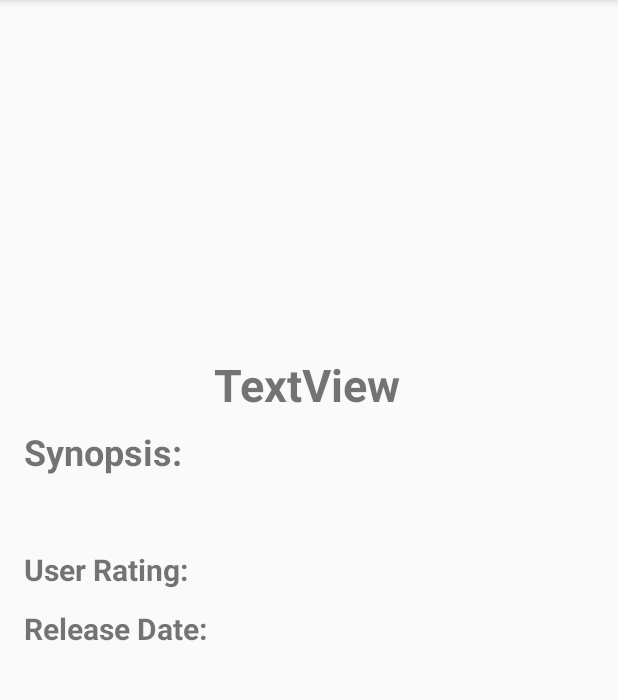
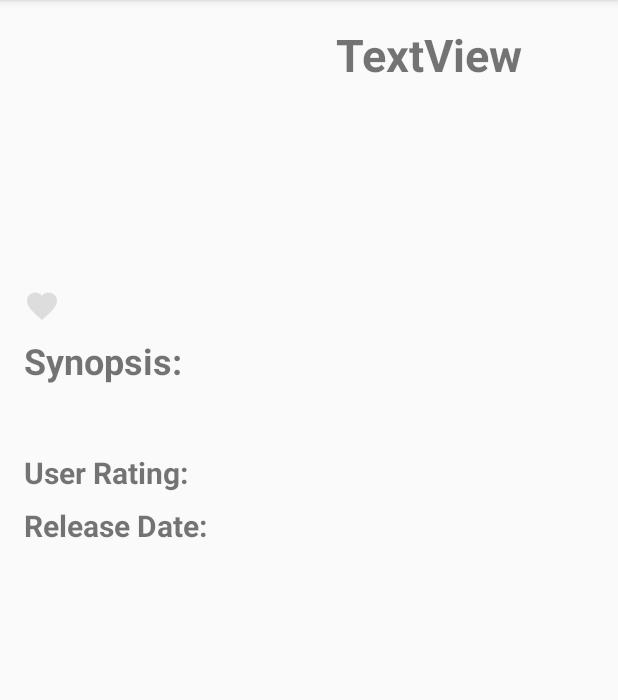
Before and after one commit to mum6ojum6o/PopularMovies, an Android app: the MovieDetailActivity screen opened directly, with no data from a screen before it, on a phone screen of 412 x 824 dp, the part 84-784 px from its top. Run offline under Robolectric (Android 15) with nearby library versions, the phone set to English and light mode, and no system bars; our stand-ins replace ButterKnife; pictures from the network do not load.

Commit message:
Introducing Android Architecture
-Room Persitence
- LiveData
-ViewModels

```diff
--- a/app/build.gradle
+++ b/app/build.gradle
@@ -37,11 +37,15 @@ dependencies {
     implementation 'com.squareup.retrofit2:retrofit:2.7.1'
     implementation 'com.google.code.gson:gson:2.8.6'
     implementation 'com.squareup.retrofit2:converter-gson:2.7.1'
+    implementation "androidx.lifecycle:lifecycle-viewmodel:2.2.0"
+    implementation "androidx.room:room-runtime:2.2.4"
+    annotationProcessor "androidx.room:room-compiler:2.2.4"
     annotationProcessor 'com.github.bumptech.glide:compiler:4.11.0'
     //annotationProcessor 'com.jakewharton:butterknife-compiler:8.8.1'
     testImplementation 'junit:junit:4.12'
     androidTestImplementation 'androidx.test.ext:junit:1.1.1'
     androidTestImplementation 'androidx.test.espresso:espresso-core:3.2.0'
+    implementation 'androidx.lifecycle:lifecycle-extensions:2.2.0'
 
 
 }
--- a/app/src/main/java/com/mumbojumbo/popularmovies/MovieDetailActivity.java
+++ b/app/src/main/java/com/mumbojumbo/popularmovies/MovieDetailActivity.java
@@ -5,6 +5,7 @@ import androidx.appcompat.app.AppCompatActivity;
 import android.content.Intent;
 import android.net.Uri;
 import android.os.Bundle;
+import android.view.View;
 import android.widget.ImageView;
 import android.widget.TextView;
 
@@ -18,15 +19,16 @@ import org.w3c.dom.Text;
 import butterknife.BindView;
 import butterknife.ButterKnife;
 
-public class MovieDetailActivity extends AppCompatActivity {
+public class MovieDetailActivity extends AppCompatActivity implements View.OnClickListener{
      ImageView mPoster;
      TextView mMovieTitle;
-    TextView mSynopsis;
-    TextView mRating;
-   TextView mReleaseDate;
+     TextView mSynopsis;
+     TextView mRating;
+     TextView mReleaseDate;
+   ImageView mFavorite;
 
     @Override
-    protected void onCreate(Bundle savedInstanceState) {
+    protected void onCreate(Bundle savedInstanceState)  {
         super.onCreate(savedInstanceState);
         setContentView(R.layout.activity_movie_detail);
         mMovieTitle = (TextView)findViewById(R.id.tv_movie_title);
@@ -34,6 +36,7 @@ public class MovieDetailActivity extends AppCompatActivity {
         mRating = (TextView)findViewById(R.id.tv_user_rating);
         mReleaseDate = (TextView)findViewById(R.id.tv_release_date);
         mPoster = (ImageView)findViewById(R.id.iv_movie_poster_detail);
+        mFavorite = (ImageView)findViewById(R.id.iv_favorite);
         Intent activityLauncherIntent = this.getIntent();
         if(activityLauncherIntent!=null){
             if(activityLauncherIntent.hasExtra("bundle")){
@@ -44,6 +47,7 @@ public class MovieDetailActivity extends AppCompatActivity {
                 }
             }
         }
+        mFavorite.setOnClickListener(this);
     }
     private void populateUI(Bundle bundle){
         Movie movie=(Movie)(bundle.getParcelable(MovieResultsFromNetwork.MODEL_KEY));
@@ -60,4 +64,12 @@ public class MovieDetailActivity extends AppCompatActivity {
                     .into(mPoster);
         }
     }
+
+    @Override
+    public void onClick(View v) {
+        switch(v.getId()){
+            case R.id.iv_favorite:
+
+        }
+    }
 }
--- a/app/src/main/java/com/mumbojumbo/popularmovies/adapters/MoviePostersAdapter.java
+++ b/app/src/main/java/com/mumbojumbo/popularmovies/adapters/MoviePostersAdapter.java
@@ -10,15 +10,12 @@ import android.widget.TextView;
 
 import androidx.annotation.NonNull;
 import androidx.recyclerview.widget.RecyclerView;
-
 import com.bumptech.glide.Glide;
 import com.mumbojumbo.popularmovies.R;
-import com.mumbojumbo.popularmovies.model.Movie;
+import com.mumbojumbo.popularmovies.room.entities.Movie;
 import com.mumbojumbo.popularmovies.viewholders.MoviePosterViewHolder;
 
 import java.util.List;
-
-import static androidx.constraintlayout.widget.Constraints.TAG;
 
 public class MoviePostersAdapter extends RecyclerView.Adapter<MoviePosterViewHolder> {
     List<Movie> mMovies;
--- a/app/src/main/java/com/mumbojumbo/popularmovies/viewholders/MoviePosterViewHolder.java
+++ b/app/src/main/java/com/mumbojumbo/popularmovies/viewholders/MoviePosterViewHolder.java
@@ -15,7 +15,7 @@ import com.bumptech.glide.load.engine.DiskCacheStrategy;
 import com.mumbojumbo.popularmovies.MovieDetailActivity;
 import com.mumbojumbo.popularmovies.R;
 import com.mumbojumbo.popularmovies.adapters.MoviePostersAdapter;
-import com.mumbojumbo.popularmovies.model.Movie;
+import com.mumbojumbo.popularmovies.room.entities.Movie;
 import com.mumbojumbo.popularmovies.retrofit.MovieResultsFromNetwork;
 
 
@@ -39,14 +39,14 @@ public class MoviePosterViewHolder extends RecyclerView.ViewHolder implements Vi
     }
     public void bind(Movie data){
         this.mData = data;
-        setImage(mData.getmPoster());
+        setImage(mData.getPoster());
     }
 
     @Override
     public void onClick(View v) {
          Intent intent = new Intent(v.getContext(), MovieDetailActivity.class);
          Bundle bundle = new Bundle();
-         bundle.putParcelable(MovieResultsFromNetwork.MODEL_KEY,mData);
+         //bundle.putParcelable(MovieResultsFromNetwork.MODEL_KEY,mData);
          intent.putExtra("bundle",bundle);
         v.getContext().startActivity(intent);
     }
--- /dev/null
+++ b/app/src/main/res/drawable-anydpi/ic_favorite.xml
@@ -0,0 +1,11 @@
+<vector xmlns:android="http://schemas.android.com/apk/res/android"
+    android:width="24dp"
+    android:height="24dp"
+    android:viewportWidth="24"
+    android:viewportHeight="24"
+    android:tint="#D6D6D6"
+    android:alpha="0.8">
+    <path
+        android:fillColor="#FF000000"
+        android:pathData="M12,21.35l-1.45,-1.32C5.4,15.36 2,12.28 2,8.5 2,5.42 4.42,3 7.5,3c1.74,0 3.41,0.81 4.5,2.09C13.09,3.81 14.76,3 16.5,3 19.58,3 22,5.42 22,8.5c0,3.78 -3.4,6.86 -8.55,11.54L12,21.35z"/>
+</vector>
--- a/app/src/main/res/layout/activity_movie_detail.xml
+++ b/app/src/main/res/layout/activity_movie_detail.xml
@@ -1,11 +1,11 @@
 <?xml version="1.0" encoding="utf-8"?>
 <ScrollView xmlns:android="http://schemas.android.com/apk/res/android"
+    xmlns:app="http://schemas.android.com/apk/res-auto"
+    xmlns:tools="http://schemas.android.com/tools"
     android:layout_width="match_parent"
     android:layout_height="wrap_content"
     >
-<androidx.constraintlayout.widget.ConstraintLayout xmlns:android="http://schemas.android.com/apk/res/android"
-    xmlns:app="http://schemas.android.com/apk/res-auto"
-    xmlns:tools="http://schemas.android.com/tools"
+<androidx.constraintlayout.widget.ConstraintLayout
     android:layout_width="match_parent"
     android:layout_height="match_parent"
     tools:context=".MovieDetailActivity">
@@ -15,10 +15,11 @@
         android:id="@+id/iv_movie_poster_detail"
         android:layout_width="200dp"
         android:layout_height="200dp"
+        android:layout_marginStart="16dp"
+        android:layout_marginLeft="16dp"
         android:layout_marginTop="16dp"
         app:layout_constrainedHeight="false"
         app:layout_constrainedWidth="false"
-        app:layout_constraintEnd_toEndOf="parent"
         app:layout_constraintStart_toStartOf="parent"
         app:layout_constraintTop_toTopOf="parent"
         tools:src="@mipmap/ic_image_placedholder_foreground" />
@@ -27,29 +28,30 @@
         android:id="@+id/tv_movie_title"
         android:layout_width="wrap_content"
         android:layout_height="wrap_content"
-        android:layout_marginTop="20dp"
+        android:layout_marginStart="8dp"
+        android:layout_marginLeft="8dp"
+        android:gravity="start"
         android:text="TextView"
-        android:textAlignment="center"
+        android:textAlignment="textStart"
         android:textSize="30sp"
         android:textStyle="bold"
-        app:layout_constraintEnd_toEndOf="@+id/iv_movie_poster_detail"
-        app:layout_constraintHorizontal_bias="0.489"
-        app:layout_constraintStart_toStartOf="@+id/iv_movie_poster_detail"
-        app:layout_constraintTop_toBottomOf="@+id/iv_movie_poster_detail"
-        tools:text="Movie Title" />
+        android:maxWidth="178dp"
+        app:layout_constraintEnd_toEndOf="parent"
+        app:layout_constraintHorizontal_bias="0.0"
+        app:layout_constraintStart_toEndOf="@+id/iv_movie_poster_detail"
+        app:layout_constraintTop_toTopOf="@+id/iv_movie_poster_detail"
+        tools:text="Movie Title is a test movie title" />
 
     <TextView
         android:id="@+id/textView2"
         android:layout_width="wrap_content"
         android:layout_height="wrap_content"
-        android:layout_marginStart="16dp"
-        android:layout_marginLeft="16dp"
         android:layout_marginTop="8dp"
         android:text="Synopsis:"
+        android:textSize="24sp"
         android:textStyle="bold"
-        android:textSize="24sp"
-        app:layout_constraintStart_toStartOf="parent"
-        app:layout_constraintTop_toBottomOf="@+id/tv_movie_title" />
+        app:layout_constraintStart_toStartOf="@+id/iv_movie_poster_detail"
+        app:layout_constraintTop_toBottomOf="@+id/iv_movie_poster_detail" />
 
     <TextView
         android:id="@+id/tv_synopsis"
@@ -76,11 +78,11 @@
         android:id="@+id/textView4"
         android:layout_width="wrap_content"
         android:layout_height="wrap_content"
-        android:layout_marginTop="12dp"
+        android:layout_marginTop="8dp"
         android:text="User Rating:"
+
         android:textSize="20sp"
         android:textStyle="bold"
-
         app:layout_constraintStart_toStartOf="@+id/tv_synopsis"
         app:layout_constraintTop_toBottomOf="@+id/tv_synopsis" />
 
@@ -88,21 +90,20 @@
         android:id="@+id/tv_user_rating"
         android:layout_width="wrap_content"
         android:layout_height="wrap_content"
-        android:layout_marginStart="4dp"
-        android:layout_marginLeft="4dp"
+        android:layout_marginStart="12dp"
+        android:layout_marginLeft="12dp"
         android:text=""
         android:textSize="20sp"
-        tools:text="5.4353"
         app:layout_constraintBottom_toBottomOf="@+id/textView4"
         app:layout_constraintStart_toEndOf="@+id/textView4"
         app:layout_constraintTop_toTopOf="@+id/textView4"
-        app:layout_constraintVertical_bias="0.0" />
+        tools:text="5.4353" />
 
     <TextView
         android:id="@+id/textView8"
         android:layout_width="wrap_content"
         android:layout_height="wrap_content"
-        android:layout_marginTop="12dp"
+        android:layout_marginTop="8dp"
         android:text="Release Date:"
         android:textSize="20sp"
         android:textStyle="bold"
@@ -113,13 +114,22 @@
         android:id="@+id/tv_release_date"
         android:layout_width="wrap_content"
         android:layout_height="wrap_content"
-        android:layout_marginStart="4dp"
-        android:layout_marginLeft="4dp"
-        android:layout_marginTop="12dp"
+        android:layout_marginStart="12dp"
+        android:layout_marginLeft="12dp"
         android:text=""
         android:textSize="20sp"
+        app:layout_constraintBottom_toBottomOf="@+id/textView8"
         app:layout_constraintStart_toEndOf="@+id/textView8"
-        app:layout_constraintTop_toBottomOf="@+id/tv_user_rating"
+        app:layout_constraintTop_toTopOf="@+id/textView8"
+        app:layout_constraintVertical_bias="0.0"
         tools:text="07.07.2020" />
+
+    <ImageView
+        android:id="@+id/iv_favorite"
+        android:layout_width="wrap_content"
+        android:layout_height="wrap_content"
+        app:layout_constraintBottom_toBottomOf="@+id/iv_movie_poster_detail"
+        app:layout_constraintStart_toStartOf="@+id/iv_movie_poster_detail"
+        app:srcCompat="@drawable/ic_favorite" />
 </androidx.constraintlayout.widget.ConstraintLayout>
 </ScrollView>
```
Also changed, not shown: app/src/main/java/com/mumbojumbo/popularmovies/MainActivity.java (+29 -27 lines), app/src/main/java/com/mumbojumbo/popularmovies/model/Movie.java (+14 -2 lines), app/src/main/java/com/mumbojumbo/popularmovies/repositories/MovieRepository.java (added, +94 -0 lines), app/src/main/java/com/mumbojumbo/popularmovies/room/AppDatabase.java (added, +26 -0 lines), app/src/main/java/com/mumbojumbo/popularmovies/room/daos/MovieDao.java (added, +28 -0 lines), app/src/main/java/com/mumbojumbo/popularmovies/room/entities/Movie.java (added, +105 -0 lines), app/src/main/java/com/mumbojumbo/popularmovies/utils/AppExecutor.java (added, +56 -0 lines), app/src/main/java/com/mumbojumbo/popularmovies/viewmodels/MovieViewModel.java (added, +27 -0 lines), app/src/main/res/drawable-hdpi/ic_favorite.png (added), app/src/main/res/drawable-mdpi/ic_favorite.png (added), app/src/main/res/drawable-xhdpi/ic_favorite.png (added), app/src/main/res/drawable-xxhdpi/ic_favorite.png (added).
